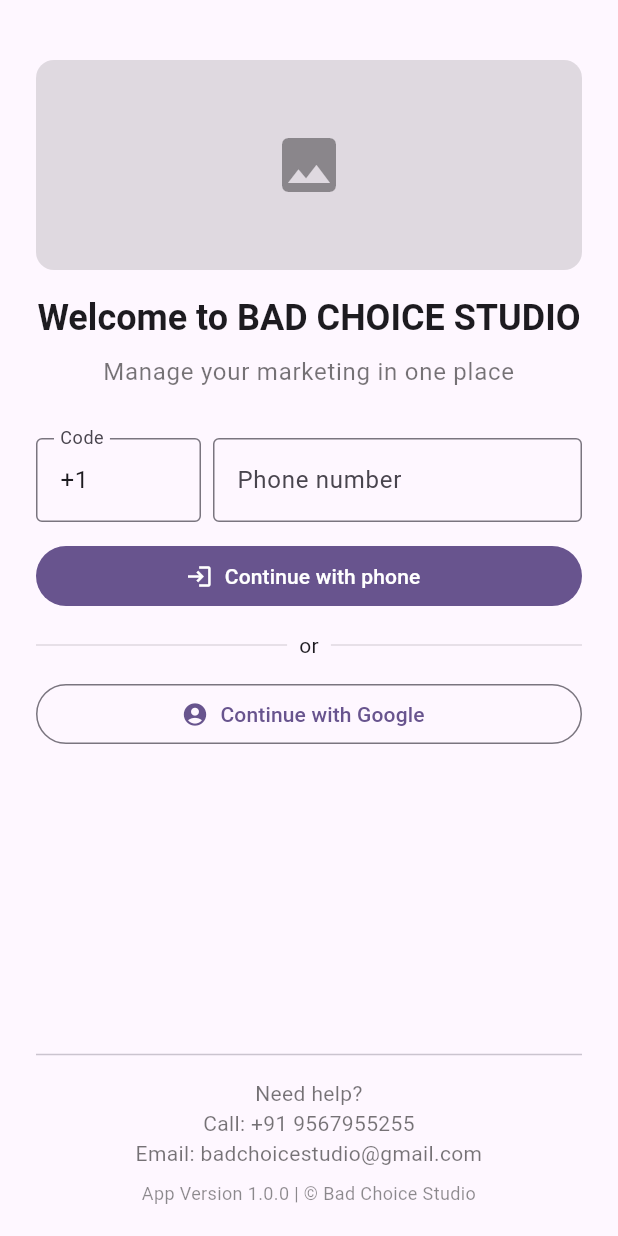
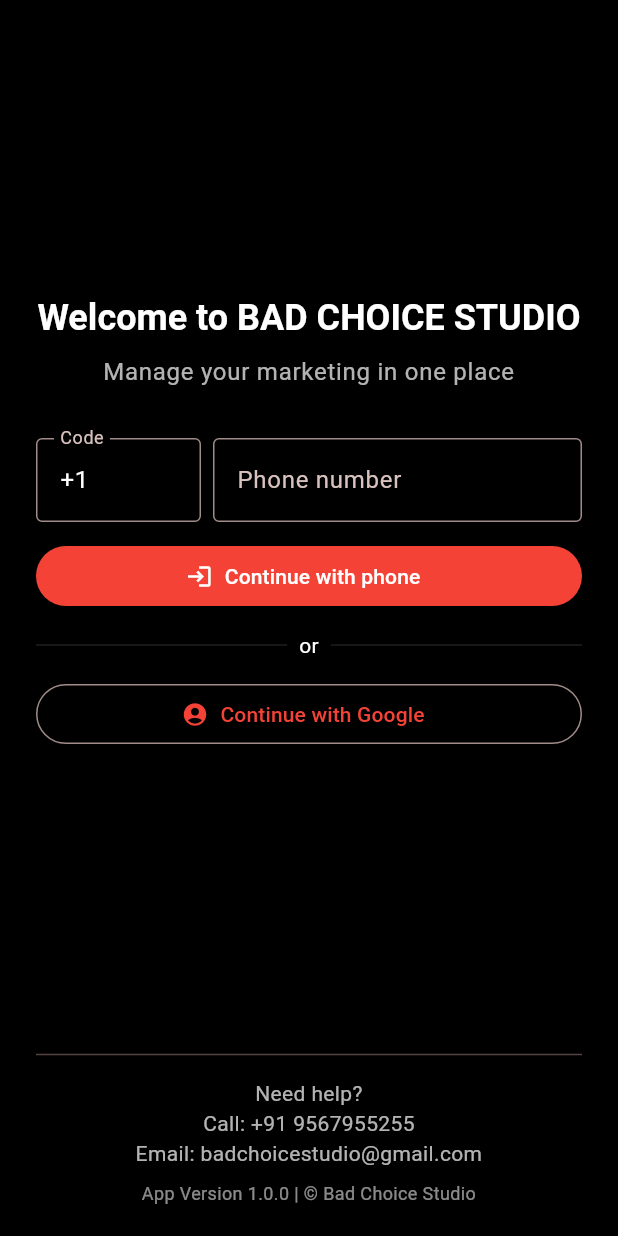
Before and after one commit to annmonrajijames/bad_choice_studio_app, a Flutter app: the screen it shows after launch, on a phone screen of 412 x 824 dp. Run offline on Flutter 3.47's test engine with Material 3 defaults, Android fonts, the phone set to English and light mode, and no system bars; our stand-ins replace google_sign_in.

Commit message:
Color theme for this app changed to Black and Red

```diff
--- a/lib/main.dart
+++ b/lib/main.dart
@@ -15,8 +15,23 @@
     return MaterialApp(
       title: 'Bad Choice Studio',
       theme: ThemeData(
-        colorScheme: ColorScheme.fromSeed(seedColor: Colors.deepPurple),
         useMaterial3: true,
+        colorScheme:
+            ColorScheme.fromSeed(
+              seedColor: Colors.red,
+              brightness: Brightness.dark,
+            ).copyWith(
+              primary: Colors.red,
+              surface: Colors.black,
+              onPrimary: Colors.white,
+              onSurface: Colors.white,
+            ),
+        scaffoldBackgroundColor: Colors.black,
+        appBarTheme: const AppBarTheme(
+          backgroundColor: Colors.black,
+          foregroundColor: Colors.white,
+          elevation: 0,
+        ),
       ),
       home: const LoginPage(),
     );
@@ -187,7 +202,11 @@
                         color: Colors.black12,
                         borderRadius: BorderRadius.circular(12),
                       ),
-                      child: const Icon(Icons.image, size: 48, color: Colors.black38),
+                      child: const Icon(
+                        Icons.image,
+                        size: 48,
+                        color: Colors.black38,
+                      ),
                     ),
                     const SizedBox(height: 16),
                     Text(
@@ -201,7 +220,7 @@
                     Text(
                       "Manage your marketing in one place",
                       style: theme.textTheme.bodyLarge?.copyWith(
-                        color: Colors.black54,
+                        color: Colors.white70,
                       ),
                       textAlign: TextAlign.center,
                     ),
@@ -241,12 +260,12 @@
                     const SizedBox(height: 12),
                     Row(
                       children: [
-                        Expanded(child: Divider(color: Colors.black12)),
+                        Expanded(child: Divider(color: Colors.white12)),
                         const Padding(
                           padding: EdgeInsets.symmetric(horizontal: 8.0),
                           child: Text('or'),
                         ),
-                        Expanded(child: Divider(color: Colors.black12)),
+                        Expanded(child: Divider(color: Colors.white12)),
                       ],
                     ),
                     const SizedBox(height: 12),
@@ -275,13 +294,13 @@
               Text(
                 'Need help?\nCall: +91 9567955255\nEmail: badchoicestudio@gmail.com',
                 textAlign: TextAlign.center,
-                style: TextStyle(color: Colors.black54),
+                style: TextStyle(color: Colors.white70),
               ),
               SizedBox(height: 8),
               Text(
                 'App Version 1.0.0 | © Bad Choice Studio',
                 textAlign: TextAlign.center,
-                style: TextStyle(color: Colors.black45, fontSize: 12),
+                style: TextStyle(color: Colors.white54, fontSize: 12),
               ),
               SizedBox(height: 4),
             ],
@@ -344,7 +363,7 @@
             const Spacer(),
             const Text(
               'Bad Choice Studio',
-              style: TextStyle(fontSize: 16, color: Colors.black54),
+              style: TextStyle(fontSize: 16, color: Colors.white70),
             ),
           ],
         ),
```
